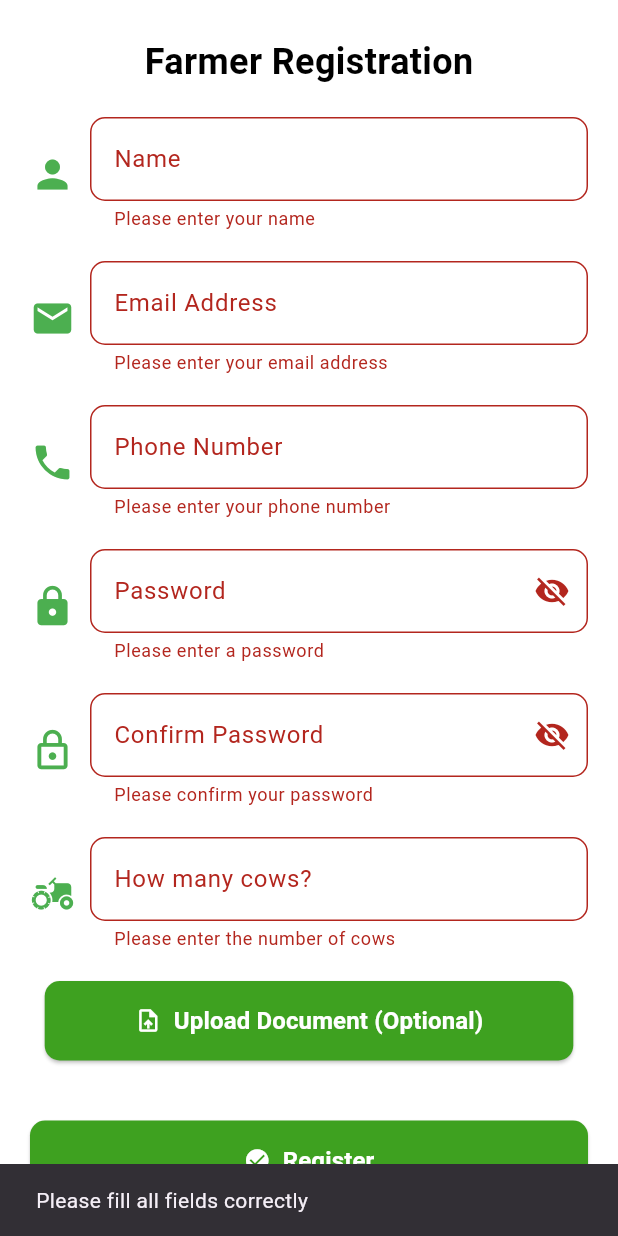
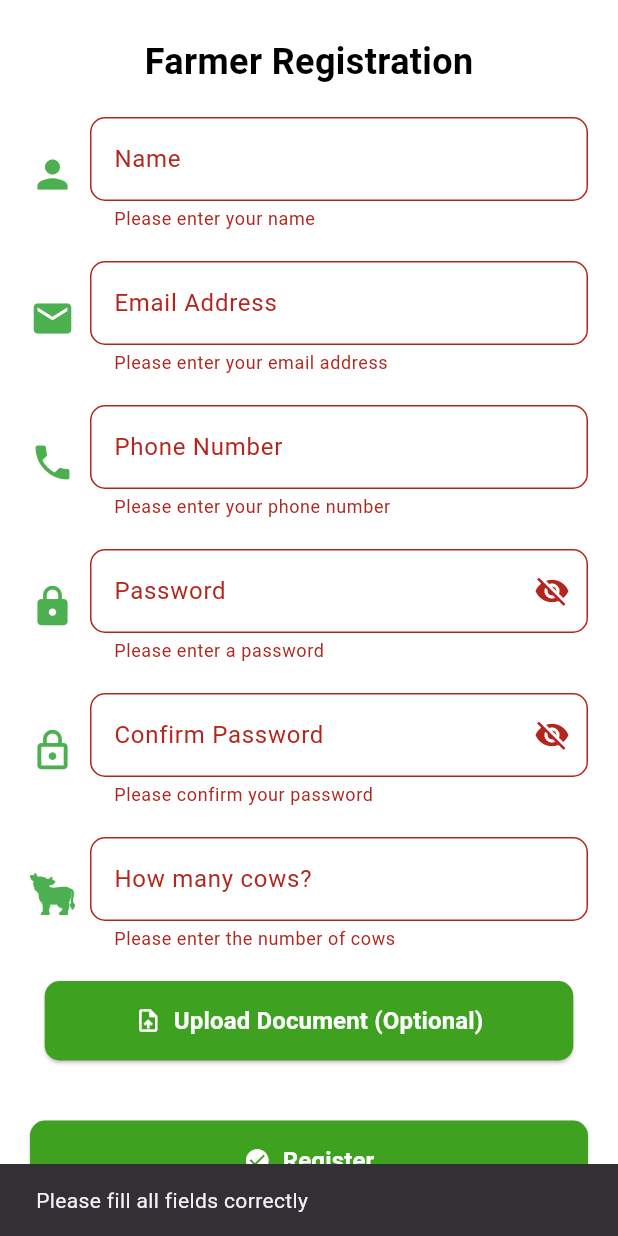
Before and after one commit to milk926/milkproject-main, a Flutter app: the FarmerRegistrationScreen screen opened directly, after a tap on "Register", on a phone screen of 412 x 824 dp. Run offline on Flutter 3.47's test engine with Material 3 defaults, Android fonts, the phone set to English and light mode, and no system bars; our stand-ins replace carousel_slider, cloud_firestore, firebase_auth, firebase_core, image_picker, smooth_page_indicator; accounts and stored records are empty; network calls fail; key blocks and very long unbroken strings in the code were emptied for the run.

Commit message:
update farmer full

```diff
--- a/milkproject-main/lib/farmer/page/farmer_registration_page.dart
+++ b/milkproject-main/lib/farmer/page/farmer_registration_page.dart
@@ -1,5 +1,7 @@
 import 'package:flutter/material.dart';
 import 'package:image_picker/image_picker.dart';
+
+import 'farmer_home_page.dart';
 // For picking document images
 
 class FarmerRegistrationScreen extends StatefulWidget {
@@ -228,8 +230,7 @@ class _FarmerRegistrationScreenState extends State<FarmerRegistrationScreen> {
                   // How Many Cows Field
                   Row(
                     children: [
-                      const Icon(Icons.agriculture,
-                          size: 30, color: Colors.green),
+                      Image.asset('asset/cow (1).png', width: 30, height: 30,color: Colors.green,),
                       const SizedBox(width: 10),
                       Expanded(
                         child: TextFormField(
@@ -321,6 +322,13 @@ class _FarmerRegistrationScreenState extends State<FarmerRegistrationScreen> {
                           String cows = cowsController.text;
                           String password = passwordController.text;
 
+                           Navigator.push(
+                  context,
+                  MaterialPageRoute(
+                    builder: (context) => FarmerChoiceScreen(),
+                  ),
+                );
+
                           // Example: print the data (you could send this to a server)
                           // FarmerAuthService().FarmerRegister(context: context, name: name, password: password, aadhar: aadhar, ration: ration, bank: bank, phone: phone, email: email)
                         } else {
```
Also changed, not shown: milkproject-main/lib/farmer/page/add_card.dart (+10 -16 lines), milkproject-main/lib/farmer/page/farmer_home_page.dart (+37 -1 lines), milkproject-main/lib/main.dart (+5 -2 lines).
